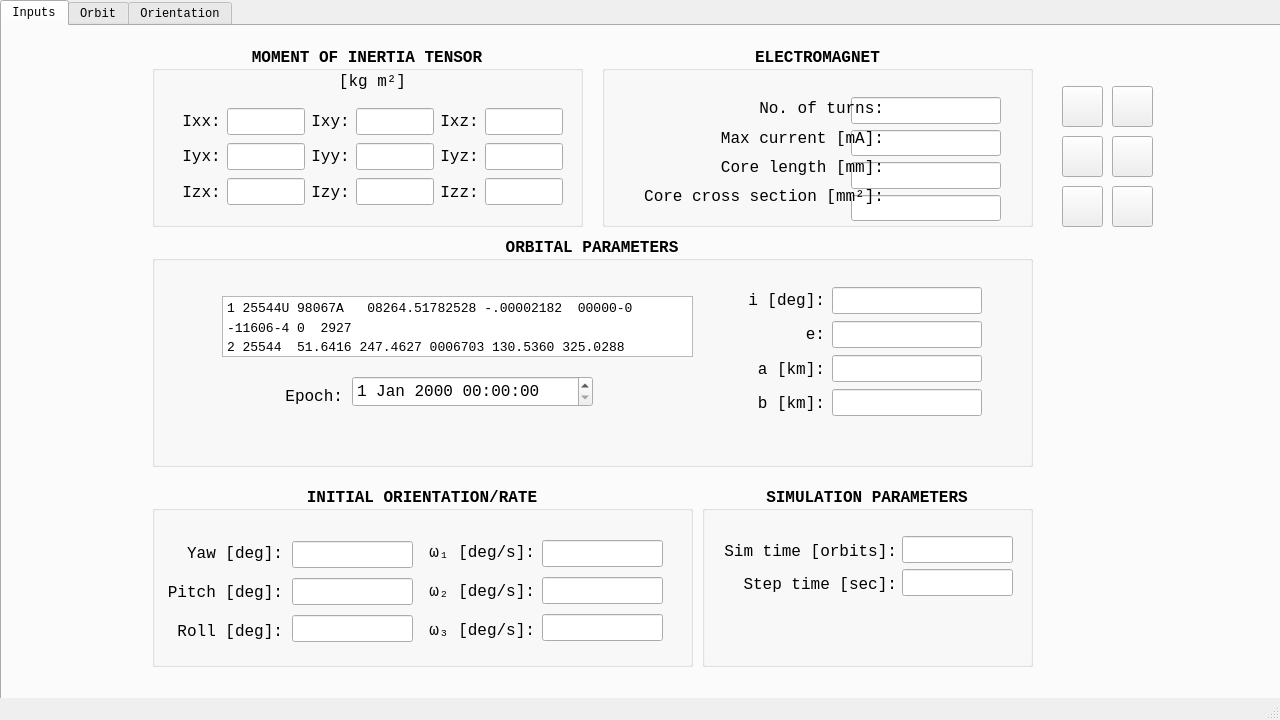
The window that mainwindow.ui (risherlock/simdez) describes before a commit, drawn with Qt 5.
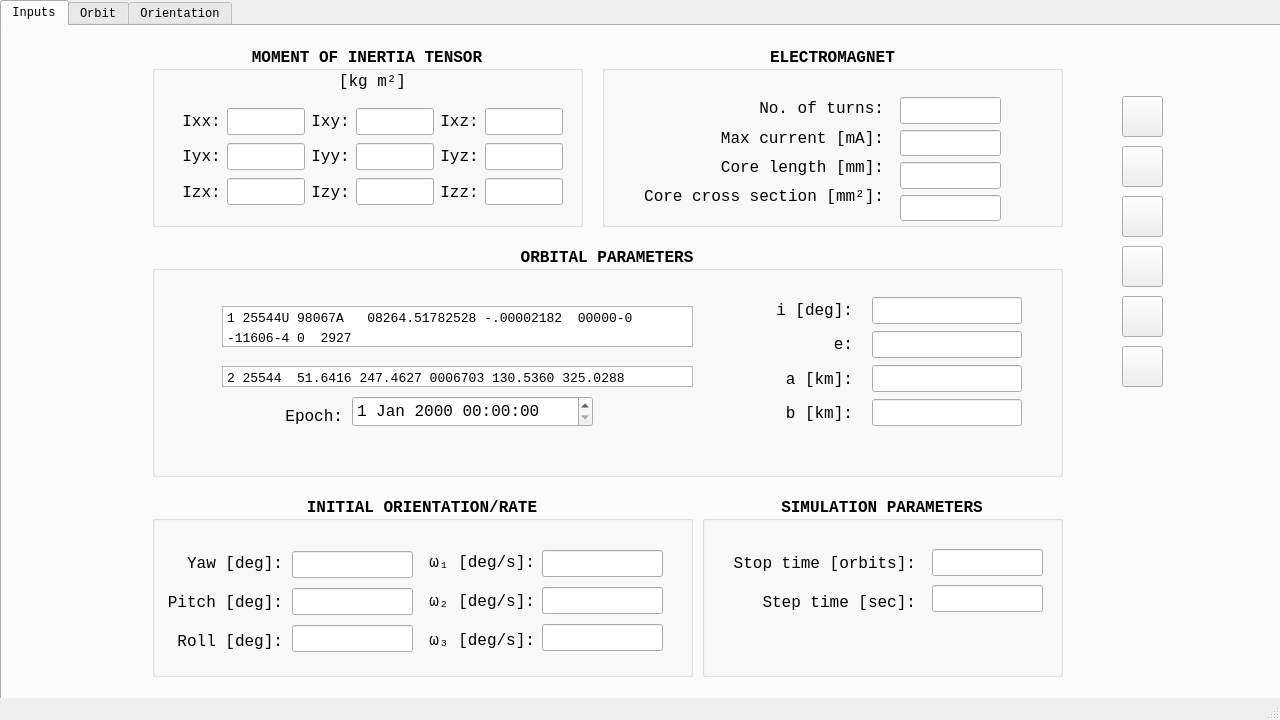
The same window after the commit. The open tabs and pages were chosen to show the change. Icons and pictures are not drawn. Custom widgets are drawn as their Qt base class.

What changed in the file:
```diff
--- a/mainwindow.ui
+++ b/mainwindow.ui
@@ -389,7 +389,7 @@
        <rect>
         <x>600</x>
         <y>20</y>
-        <width>431</width>
+        <width>461</width>
         <height>181</height>
        </rect>
       </property>
@@ -409,9 +409,9 @@
       <widget class="QWidget" name="layoutWidget">
        <property name="geometry">
         <rect>
-         <x>249</x>
+         <x>298</x>
          <y>51</y>
-         <width>150</width>
+         <width>101</width>
          <height>124</height>
         </rect>
        </property>
@@ -547,8 +547,8 @@
       <property name="geometry">
        <rect>
         <x>150</x>
-        <y>210</y>
-        <width>881</width>
+        <y>220</y>
+        <width>911</width>
         <height>231</height>
        </rect>
       </property>
@@ -571,7 +571,7 @@
          <x>70</x>
          <y>60</y>
          <width>471</width>
-         <height>61</height>
+         <height>41</height>
         </rect>
        </property>
        <property name="sizePolicy">
@@ -591,15 +591,14 @@
 li.unchecked::marker { content: &quot;\2610&quot;; }
 li.checked::marker { content: &quot;\2612&quot;; }
 &lt;/style&gt;&lt;/head&gt;&lt;body style=&quot; font-family:'Courier New'; font-size:12pt; font-weight:700; font-style:normal;&quot;&gt;
-&lt;p style=&quot; margin-top:12px; margin-bottom:0px; margin-left:0px; margin-right:0px; -qt-block-indent:0; text-indent:0px; line-height:130%;&quot;&gt;&lt;span style=&quot; font-family:'monospace','monospace'; font-size:10pt; font-weight:400; color:#000000;&quot;&gt;1 25544U 98067A   08264.51782528 -.00002182  00000-0 -11606-4 0  2927&lt;/span&gt;&lt;/p&gt;
-&lt;p style=&quot; margin-top:0px; margin-bottom:12px; margin-left:0px; margin-right:0px; -qt-block-indent:0; text-indent:0px; line-height:130%;&quot;&gt;&lt;span style=&quot; font-family:'monospace','monospace'; font-size:10pt; font-weight:400; color:#000000;&quot;&gt;2 25544  51.6416 247.4627 0006703 130.5360 325.0288 15.72125391563537&lt;/span&gt;&lt;/p&gt;&lt;/body&gt;&lt;/html&gt;</string>
+&lt;p style=&quot; margin-top:12px; margin-bottom:0px; margin-left:0px; margin-right:0px; -qt-block-indent:0; text-indent:0px; line-height:130%;&quot;&gt;&lt;span style=&quot; font-family:'monospace','monospace'; font-size:10pt; font-weight:400; color:#000000;&quot;&gt;1 25544U 98067A   08264.51782528 -.00002182  00000-0 -11606-4 0  2927&lt;/span&gt;&lt;/p&gt;&lt;/body&gt;&lt;/html&gt;</string>
        </property>
       </widget>
       <widget class="QLabel" name="label_19">
        <property name="geometry">
         <rect>
          <x>130</x>
-         <y>150</y>
+         <y>160</y>
          <width>61</width>
          <height>20</height>
         </rect>
@@ -622,7 +621,7 @@
       <widget class="QWidget" name="layoutWidget">
        <property name="geometry">
         <rect>
-         <x>680</x>
+         <x>720</x>
          <y>50</y>
          <width>150</width>
          <height>131</height>
@@ -682,7 +681,7 @@
       <widget class="QWidget" name="layoutWidget">
        <property name="geometry">
         <rect>
-         <x>582</x>
+         <x>610</x>
          <y>50</y>
          <width>91</width>
          <height>131</height>
@@ -767,7 +766,7 @@
        <property name="geometry">
         <rect>
          <x>200</x>
-         <y>140</y>
+         <y>150</y>
          <width>241</width>
          <height>31</height>
         </rect>
@@ -786,12 +785,41 @@
         <enum>Qt::TimeSpec::UTC</enum>
        </property>
       </widget>
+      <widget class="QTextEdit" name="textEdit_orb_tle_2">
+       <property name="geometry">
+        <rect>
+         <x>70</x>
+         <y>120</y>
+         <width>471</width>
+         <height>21</height>
+        </rect>
+       </property>
+       <property name="sizePolicy">
+        <sizepolicy hsizetype="Fixed" vsizetype="Fixed">
+         <horstretch>0</horstretch>
+         <verstretch>0</verstretch>
+        </sizepolicy>
+       </property>
+       <property name="verticalScrollBarPolicy">
+        <enum>Qt::ScrollBarPolicy::ScrollBarAlwaysOff</enum>
+       </property>
+       <property name="html">
+        <string>&lt;!DOCTYPE HTML PUBLIC &quot;-//W3C//DTD HTML 4.0//EN&quot; &quot;http://www.w3.org/TR/REC-html40/strict.dtd&quot;&gt;
+&lt;html&gt;&lt;head&gt;&lt;meta name=&quot;qrichtext&quot; content=&quot;1&quot; /&gt;&lt;meta charset=&quot;utf-8&quot; /&gt;&lt;style type=&quot;text/css&quot;&gt;
+p, li { white-space: pre-wrap; }
+hr { height: 1px; border-width: 0; }
+li.unchecked::marker { content: &quot;\2610&quot;; }
+li.checked::marker { content: &quot;\2612&quot;; }
+&lt;/style&gt;&lt;/head&gt;&lt;body style=&quot; font-family:'Courier New'; font-size:12pt; font-weight:700; font-style:normal;&quot;&gt;
+&lt;p style=&quot; margin-top:0px; margin-bottom:12px; margin-left:0px; margin-right:0px; -qt-block-indent:0; text-indent:0px; line-height:130%;&quot;&gt;&lt;span style=&quot; font-family:'monospace','monospace'; font-size:10pt; font-weight:400; color:#000000;&quot;&gt;2 25544  51.6416 247.4627 0006703 130.5360 325.0288 15.72125391563537&lt;/span&gt;&lt;/p&gt;&lt;/body&gt;&lt;/html&gt;</string>
+       </property>
+      </widget>
      </widget>
      <widget class="QGroupBox" name="groupBox_4">
       <property name="geometry">
        <rect>
         <x>150</x>
-        <y>460</y>
+        <y>470</y>
         <width>541</width>
         <height>181</height>
        </rect>
@@ -1030,8 +1058,8 @@
       <property name="geometry">
        <rect>
         <x>700</x>
-        <y>460</y>
-        <width>331</width>
+        <y>470</y>
+        <width>361</width>
         <height>181</height>
        </rect>
       </property>
@@ -1051,10 +1079,10 @@
       <widget class="QWidget" name="layoutWidget_5">
        <property name="geometry">
         <rect>
-         <x>200</x>
+         <x>230</x>
          <y>50</y>
          <width>111</width>
-         <height>61</height>
+         <height>71</height>
         </rect>
        </property>
        <layout class="QVBoxLayout" name="verticalLayout_15">
@@ -1087,8 +1115,8 @@
         <rect>
          <x>20</x>
          <y>51</y>
-         <width>175</width>
-         <height>61</height>
+         <width>194</width>
+         <height>71</height>
         </rect>
        </property>
        <layout class="QVBoxLayout" name="verticalLayout_16">
@@ -1102,7 +1130,7 @@
            </font>
           </property>
           <property name="text">
-           <string>Sim time [orbits]:</string>
+           <string>Stop time [orbits]:</string>
           </property>
           <property name="alignment">
            <set>Qt::AlignmentFlag::AlignRight|Qt::AlignmentFlag::AlignTrailing|Qt::AlignmentFlag::AlignVCenter</set>
@@ -1132,8 +1160,8 @@
      <widget class="QPushButton" name="pushButton_2">
       <property name="geometry">
        <rect>
-        <x>1060</x>
-        <y>60</y>
+        <x>1120</x>
+        <y>220</y>
         <width>41</width>
         <height>41</height>
        </rect>
@@ -1148,8 +1176,8 @@
      <widget class="QPushButton" name="pushButton_3">
       <property name="geometry">
        <rect>
-        <x>1110</x>
-        <y>60</y>
+        <x>1120</x>
+        <y>70</y>
         <width>41</width>
         <height>41</height>
        </rect>
@@ -1164,8 +1192,8 @@
      <widget class="QPushButton" name="pushButton_4">
       <property name="geometry">
        <rect>
-        <x>1060</x>
-        <y>110</y>
+        <x>1120</x>
+        <y>120</y>
         <width>41</width>
         <height>41</height>
        </rect>
@@ -1180,8 +1208,8 @@
      <widget class="QPushButton" name="pushButton_5">
       <property name="geometry">
        <rect>
-        <x>1110</x>
-        <y>110</y>
+        <x>1120</x>
+        <y>270</y>
         <width>41</width>
         <height>41</height>
        </rect>
@@ -1196,8 +1224,8 @@
      <widget class="QPushButton" name="pushButton_6">
       <property name="geometry">
        <rect>
-        <x>1060</x>
-        <y>160</y>
+        <x>1120</x>
+        <y>170</y>
         <width>41</width>
         <height>41</height>
        </rect>
@@ -1212,8 +1240,8 @@
      <widget class="QPushButton" name="pushButton_7">
       <property name="geometry">
        <rect>
-        <x>1110</x>
-        <y>160</y>
+        <x>1120</x>
+        <y>320</y>
         <width>41</width>
         <height>41</height>
        </rect>
```
Left out of the diff: 8 changed lines with no effect on the pictures.
